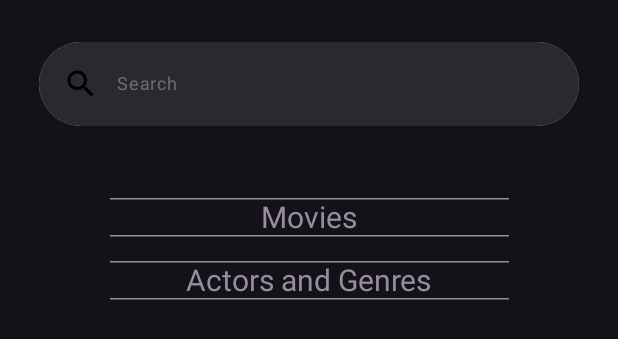
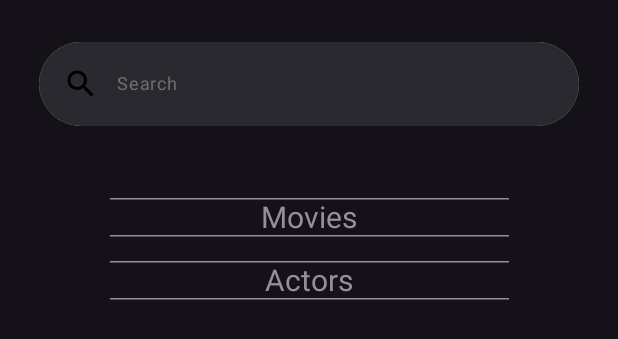
Before and after one commit to nikguin04/UX62550, an Android app built with Jetpack Compose: the @Preview function SearchPreview, on a phone screen of 412 x 824 dp. Shown: the top 339 px of the screen. Run offline under Robolectric (Android 15) with nearby library versions, the phone set to English and light mode, and no system bars; network calls fail.

Commit message:
Change 'Actors and genres' to 'Actors'

```diff
--- a/app/src/main/java/com/niklas/ux62550/ui/feature/search/SearchScreen.kt
+++ b/app/src/main/java/com/niklas/ux62550/ui/feature/search/SearchScreen.kt
@@ -176,7 +176,7 @@ fun SearchContent(
                 }
 
                 item {
-                    SectionHeader(title = "Actors and Genres")
+                    SectionHeader(title = "Actors")
                 }
                 itemsIndexed(actorList) { index, movieBoxItem ->
                     if(index != 0){
```
